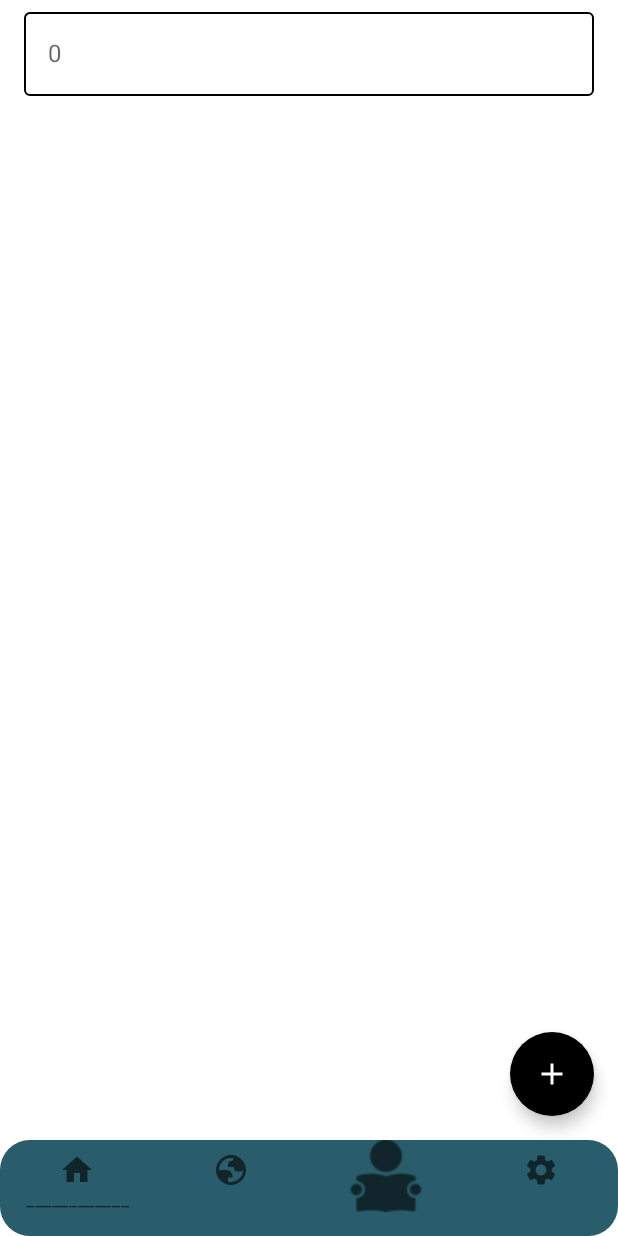
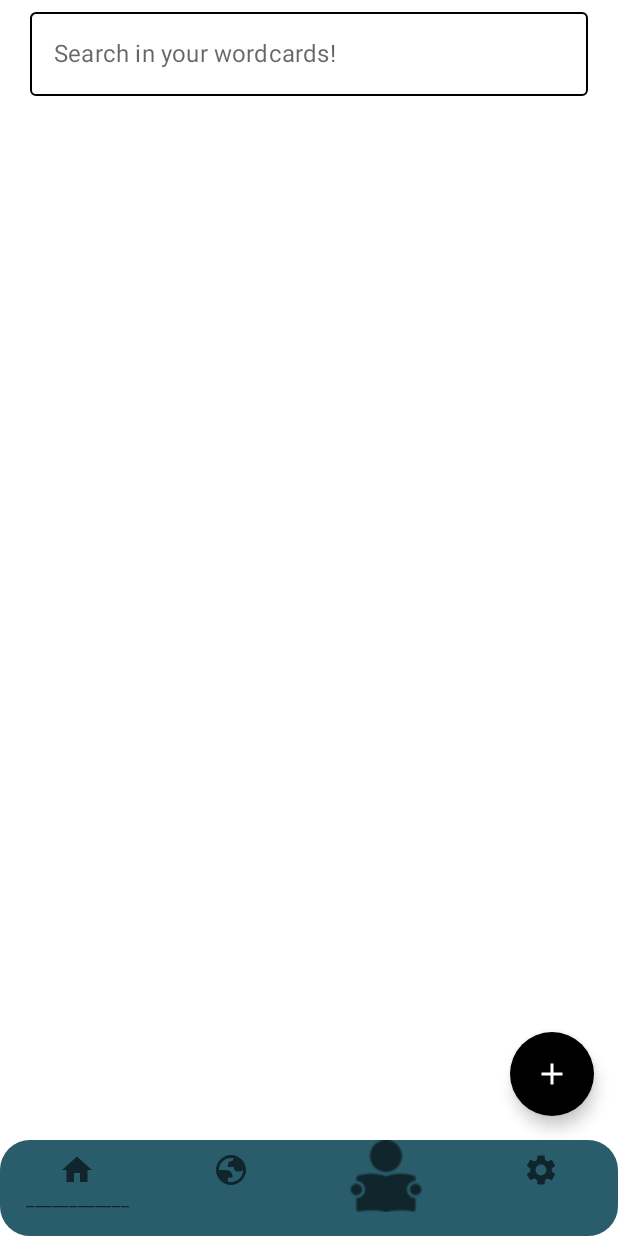
Before and after one commit to mbbcn05/WordCard, an Android app built with Jetpack Compose: the composable BottomNav shown on its own in the app's theme, on a phone screen of 412 x 824 dp. Run offline under Robolectric (Android 15) with nearby library versions, the phone set to English and light mode, and no system bars; our stand-ins replace Firebase (no records; nobody signed in at launch, a user with empty details on screens opened directly).

Commit message:
new compose trainings

```diff
--- a/app/src/main/java/com/babacan05/wordcard/presentation/card/BottomNav.kt
+++ b/app/src/main/java/com/babacan05/wordcard/presentation/card/BottomNav.kt
@@ -18,6 +18,7 @@ import androidx.compose.foundation.layout.Column
 import androidx.compose.foundation.layout.Row
 import androidx.compose.foundation.layout.fillMaxSize
 import androidx.compose.foundation.layout.fillMaxWidth
+import androidx.compose.foundation.layout.height
 import androidx.compose.foundation.layout.offset
 import androidx.compose.foundation.layout.padding
 import androidx.compose.foundation.lazy.LazyColumn
@@ -29,6 +30,7 @@ import androidx.compose.foundation.lazy.grid.itemsIndexed
 import androidx.compose.foundation.lazy.grid.rememberLazyGridState
 import androidx.compose.foundation.lazy.items
 import androidx.compose.foundation.lazy.rememberLazyListState
+import androidx.compose.foundation.rememberScrollState
 import androidx.compose.foundation.shape.RoundedCornerShape
 import androidx.compose.foundation.text.KeyboardActions
 import androidx.compose.foundation.text.KeyboardOptions
@@ -63,8 +65,10 @@ import androidx.compose.runtime.saveable.rememberSaveable
 import androidx.compose.runtime.setValue
 import androidx.compose.ui.Alignment
 import androidx.compose.ui.Modifier
+import androidx.compose.ui.draw.alpha
 import androidx.compose.ui.draw.clip
 import androidx.compose.ui.graphics.Color
+import androidx.compose.ui.graphics.graphicsLayer
 import androidx.compose.ui.graphics.vector.ImageVector
 import androidx.compose.ui.input.pointer.pointerInput
 import androidx.compose.ui.platform.LocalContext
@@ -128,14 +132,7 @@ fun HomeScreen(viewModel: CardViewModel, navController: NavHostController, state
         modifier = Modifier.fillMaxSize() ,
         contentAlignment = Alignment.Center
     ) {
-        Column(
-            verticalArrangement = Arrangement.Top,
-            horizontalAlignment = Alignment.CenterHorizontally,
-            modifier = Modifier
-                .fillMaxSize()
-                .padding(horizontal = 16.dp, vertical = 0.dp)
 
-        ) {
         val offset = remember { derivedStateOf { state.firstVisibleItemScrollOffset } }
         var previousOffset by remember { mutableStateOf(0) }
 
@@ -152,24 +149,15 @@ fun HomeScreen(viewModel: CardViewModel, navController: NavHostController, state
             unfocusedIndicatorColor = Color.Black,
             disabledIndicatorColor = Color.Transparent
         )
-           AnimatedVisibility(visible = textFieldVisible) {
-                OutlinedTextField(
-                    colors = customTextFieldColors,
-                    keyboardOptions = KeyboardOptions(
-                        capitalization = KeyboardCapitalization.Words,
-                        keyboardType = KeyboardType.Text,
-                        imeAction = ImeAction.Search
-                    ),
-                    keyboardActions = KeyboardActions(onNext = null),
-                    value = searchQuery,
-                    onValueChange = {
-                        searchQuery = it
-                    },
-                    singleLine = true,
-                    label = { Text(offset.value.toString()) },
-                    modifier = Modifier.fillMaxWidth()
-                )
-            }
+
+        Column(
+            verticalArrangement = Arrangement.Top,
+            horizontalAlignment = Alignment.CenterHorizontally,
+            modifier = Modifier
+                .fillMaxSize()
+                .padding(horizontal = 16.dp, vertical = 0.dp)
+
+        ) {  val  stater= rememberScrollState()
 
             val wordsPerAdBlock = 4
             val adsPerBlock = 2
@@ -180,6 +168,7 @@ modifier = Modifier.animateContentSize(),
                 userScrollEnabled = true,
                 columns = GridCells.Fixed(2)
             ) {
+
                 items(count=filteredWordList.size + filteredWordList.size / wordsPerAdBlock * adsPerBlock,key={index ->
                     if (index < filteredWordList.size) {
                         filteredWordList[index].documentId // WordCardItem için belge kimliği
@@ -201,6 +190,26 @@ modifier = Modifier.animateContentSize(),
                 }
             }
         }
+        AnimatedVisibility(modifier = Modifier
+            .padding(horizontal = 20.dp, vertical = 0.dp)
+            .align(Alignment.TopCenter),visible = textFieldVisible) {
+            OutlinedTextField(
+                colors = customTextFieldColors,
+                keyboardOptions = KeyboardOptions(
+                    capitalization = KeyboardCapitalization.Words,
+                    keyboardType = KeyboardType.Text,
+                    imeAction = ImeAction.Search
+                ),
+                keyboardActions = KeyboardActions(onNext = null),
+                value = searchQuery,
+                onValueChange = {
+                    searchQuery = it
+                },
+                singleLine = true,
+                label = { Text("Search in your wordcards!") },
+                modifier = Modifier.fillMaxWidth()
+            )
+        }
 
         FloatingActionButton(
             backgroundColor = Color.Black,
@@ -218,6 +227,7 @@ modifier = Modifier.animateContentSize(),
         }
     }
 }
+
 @Composable
 fun SearchScreen(viewModel: CardViewModel, navController: NavHostController,state:LazyListState) {
 
```
Lines whose indentation alone changed are shown as unchanged.
